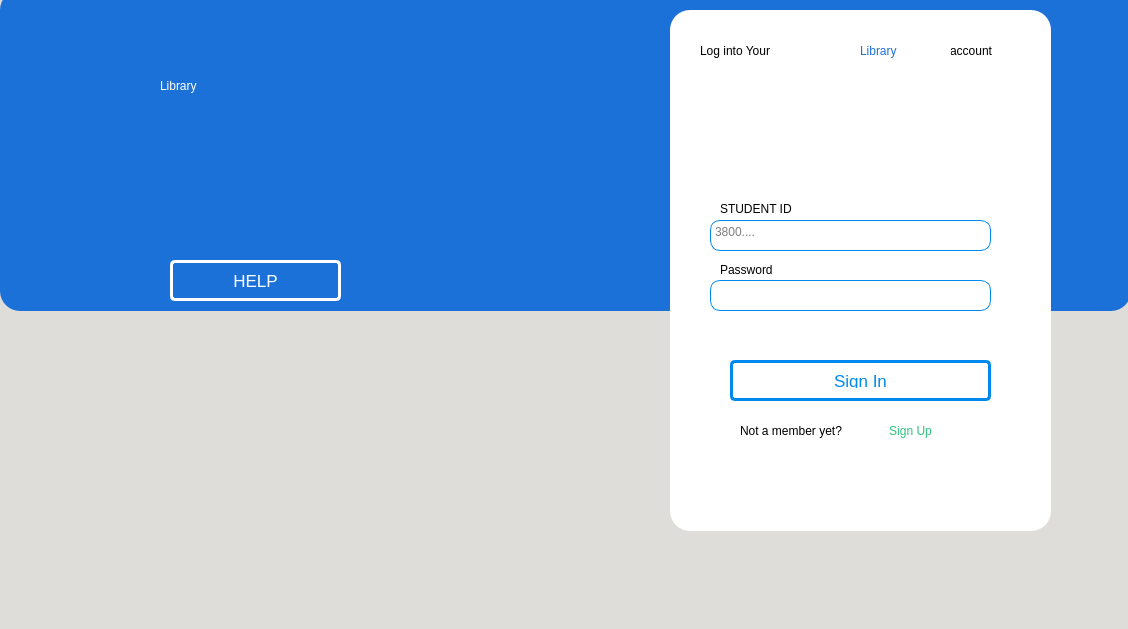
Qt form Library Management/Windows_Ui/Assets/Ui/Login.ui (mohammedyazid/Library) before a commit.
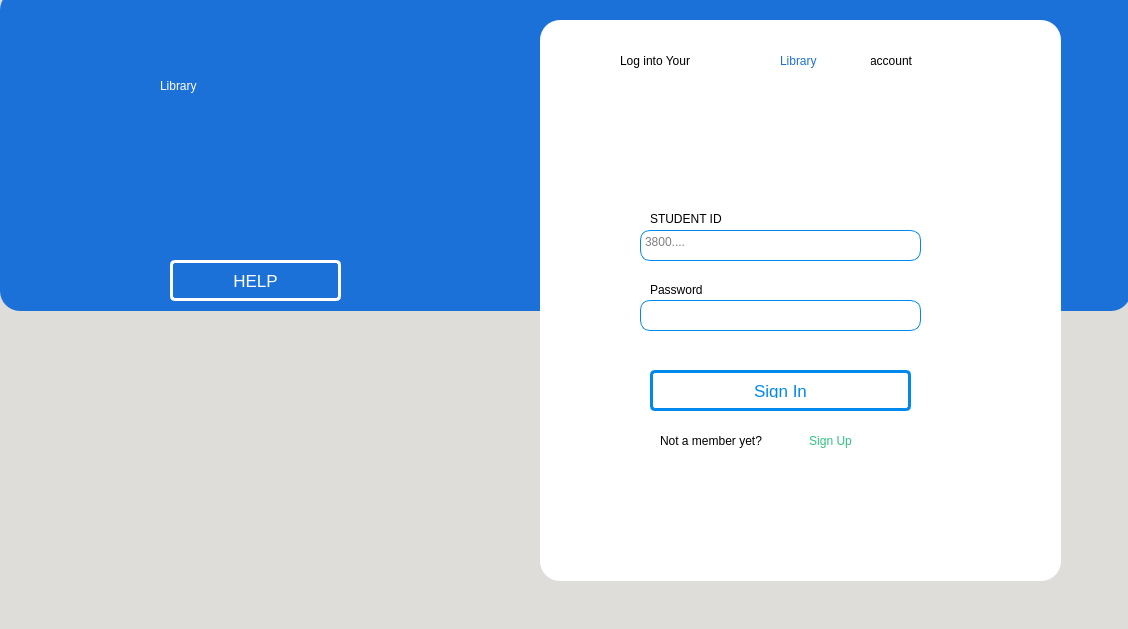
The same form after that commit. Icons and pictures are not drawn.

```diff
--- a/Library Management/Windows_Ui/Assets/Ui/Login.ui
+++ b/Library Management/Windows_Ui/Assets/Ui/Login.ui
@@ -147,10 +147,10 @@
    <widget class="QFrame" name="frame">
     <property name="geometry">
      <rect>
-      <x>670</x>
-      <y>10</y>
-      <width>381</width>
-      <height>521</height>
+      <x>540</x>
+      <y>20</y>
+      <width>521</width>
+      <height>561</height>
      </rect>
     </property>
     <property name="styleSheet">
@@ -167,7 +167,7 @@
     <widget class="QPushButton" name="lg_signupbtn">
      <property name="geometry">
       <rect>
-       <x>200</x>
+       <x>250</x>
        <y>400</y>
        <width>81</width>
        <height>41</height>
@@ -201,7 +201,7 @@
     <widget class="QLabel" name="label5">
      <property name="geometry">
       <rect>
-       <x>50</x>
+       <x>110</x>
        <y>190</y>
        <width>111</width>
        <height>17</height>
@@ -217,7 +217,7 @@
     <widget class="QTextEdit" name="lg_idin">
      <property name="geometry">
       <rect>
-       <x>40</x>
+       <x>100</x>
        <y>210</y>
        <width>281</width>
        <height>31</height>
@@ -233,6 +233,9 @@
 
 </string>
      </property>
+     <property name="verticalScrollBarPolicy">
+      <enum>Qt::ScrollBarAlwaysOff</enum>
+     </property>
      <property name="html">
       <string>&lt;!DOCTYPE HTML PUBLIC &quot;-//W3C//DTD HTML 4.0//EN&quot; &quot;http://www.w3.org/TR/REC-html40/strict.dtd&quot;&gt;
 &lt;html&gt;&lt;head&gt;&lt;meta name=&quot;qrichtext&quot; content=&quot;1&quot; /&gt;&lt;style type=&quot;text/css&quot;&gt;
@@ -247,8 +250,8 @@
     <widget class="QTextEdit" name="lg_passin">
      <property name="geometry">
       <rect>
-       <x>40</x>
-       <y>270</y>
+       <x>100</x>
+       <y>280</y>
        <width>281</width>
        <height>31</height>
       </rect>
@@ -263,6 +266,9 @@
 
 </string>
      </property>
+     <property name="verticalScrollBarPolicy">
+      <enum>Qt::ScrollBarAlwaysOff</enum>
+     </property>
      <property name="html">
       <string>&lt;!DOCTYPE HTML PUBLIC &quot;-//W3C//DTD HTML 4.0//EN&quot; &quot;http://www.w3.org/TR/REC-html40/strict.dtd&quot;&gt;
 &lt;html&gt;&lt;head&gt;&lt;meta name=&quot;qrichtext&quot; content=&quot;1&quot; /&gt;&lt;style type=&quot;text/css&quot;&gt;
@@ -277,8 +283,8 @@
     <widget class="QLabel" name="label6">
      <property name="geometry">
       <rect>
-       <x>50</x>
-       <y>250</y>
+       <x>110</x>
+       <y>260</y>
        <width>111</width>
        <height>20</height>
       </rect>
@@ -293,7 +299,7 @@
     <widget class="QPushButton" name="lg_signinbtn">
      <property name="geometry">
       <rect>
-       <x>60</x>
+       <x>110</x>
        <y>350</y>
        <width>261</width>
        <height>41</height>
@@ -330,7 +336,7 @@
     <widget class="QLabel" name="label7">
      <property name="geometry">
       <rect>
-       <x>70</x>
+       <x>120</x>
        <y>410</y>
        <width>131</width>
        <height>21</height>
@@ -346,7 +352,7 @@
     <widget class="QLabel" name="label4">
      <property name="geometry">
       <rect>
-       <x>280</x>
+       <x>330</x>
        <y>20</y>
        <width>91</width>
        <height>41</height>
@@ -362,7 +368,7 @@
     <widget class="QLabel" name="label3">
      <property name="geometry">
       <rect>
-       <x>190</x>
+       <x>240</x>
        <y>20</y>
        <width>91</width>
        <height>41</height>
@@ -379,7 +385,7 @@
     <widget class="QLabel" name="label2">
      <property name="geometry">
       <rect>
-       <x>30</x>
+       <x>80</x>
        <y>20</y>
        <width>161</width>
        <height>41</height>
@@ -395,7 +401,7 @@
     <widget class="QPushButton" name="icon3">
      <property name="geometry">
       <rect>
-       <x>80</x>
+       <x>130</x>
        <y>60</y>
        <width>191</width>
        <height>111</height>
@@ -418,6 +424,23 @@
       </size>
      </property>
     </widget>
+    <widget class="QLabel" name="lg_error">
+     <property name="geometry">
+      <rect>
+       <x>110</x>
+       <y>320</y>
+       <width>241</width>
+       <height>20</height>
+      </rect>
+     </property>
+     <property name="styleSheet">
+      <string notr="true">color: rgb(224, 27, 36);
+background-color: rgba(28, 113, 216, 0);</string>
+     </property>
+     <property name="text">
+      <string/>
+     </property>
+    </widget>
    </widget>
   </widget>
   <widget class="QMenuBar" name="menubar">
```
